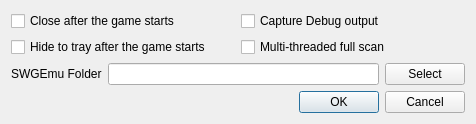
The window that settings.ui (TheAnswer/Launchpad) describes before a commit, drawn with Qt 5.
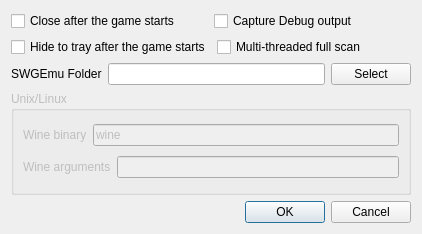
The same window after the commit.

Commit message: [added] unix support

The edit to the form file:
```diff
--- a/settings.ui
+++ b/settings.ui
@@ -6,14 +6,14 @@
    <rect>
     <x>0</x>
     <y>0</y>
-    <width>476</width>
-    <height>122</height>
+    <width>422</width>
+    <height>234</height>
    </rect>
   </property>
   <property name="windowTitle">
    <string>Options</string>
   </property>
-  <layout class="QGridLayout" name="gridLayout_2">
+  <layout class="QGridLayout" name="gridLayout_3">
    <item row="0" column="0">
     <layout class="QHBoxLayout" name="horizontalLayout_2">
      <item>
@@ -75,6 +75,50 @@
     </layout>
    </item>
    <item row="3" column="0">
+    <widget class="QGroupBox" name="groupBox">
+     <property name="enabled">
+      <bool>false</bool>
+     </property>
+     <property name="title">
+      <string>Unix/Linux</string>
+     </property>
+     <layout class="QGridLayout" name="gridLayout_2">
+      <item row="0" column="0">
+       <layout class="QHBoxLayout" name="horizontalLayout_3">
+        <item>
+         <widget class="QLabel" name="label_2">
+          <property name="text">
+           <string>Wine binary</string>
+          </property>
+         </widget>
+        </item>
+        <item>
+         <widget class="QLineEdit" name="lineEdit_wine">
+          <property name="text">
+           <string>wine</string>
+          </property>
+         </widget>
+        </item>
+       </layout>
+      </item>
+      <item row="1" column="0">
+       <layout class="QHBoxLayout" name="horizontalLayout_4">
+        <item>
+         <widget class="QLabel" name="label_3">
+          <property name="text">
+           <string>Wine arguments</string>
+          </property>
+         </widget>
+        </item>
+        <item>
+         <widget class="QLineEdit" name="lineEdit_wine_args"/>
+        </item>
+       </layout>
+      </item>
+     </layout>
+    </widget>
+   </item>
+   <item row="4" column="0">
     <widget class="QDialogButtonBox" name="buttonBox">
      <property name="orientation">
       <enum>Qt::Horizontal</enum>
```
The commit also changes 5 other files.
